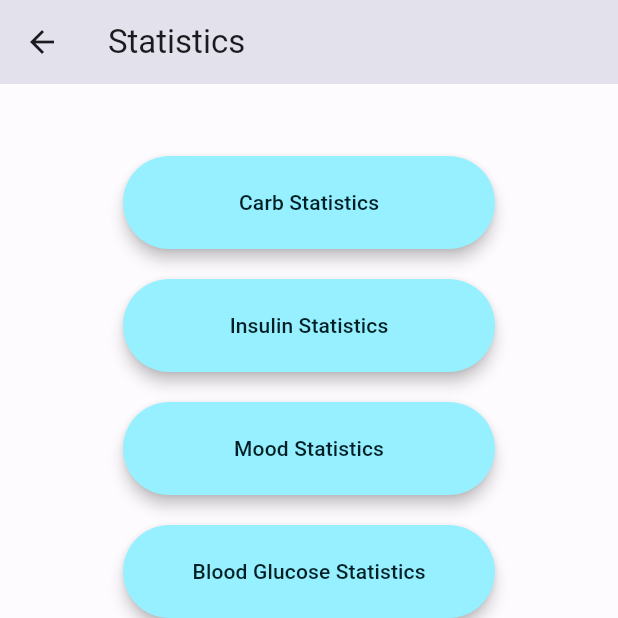
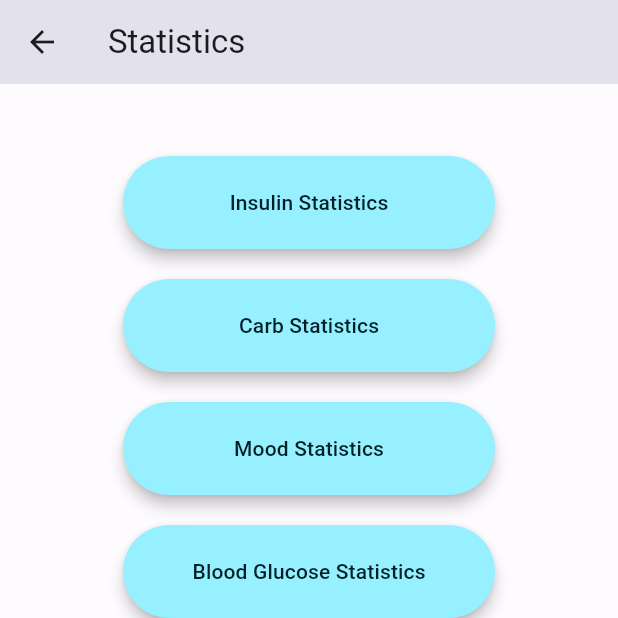
Before and after one commit to clutchkingasiimov/T1App, a Flutter app: the Statistics screen opened directly, on a phone screen of 412 x 824 dp, the top half of it. Run offline on Flutter 3.47's test engine with Material 2 defaults, Android fonts, the phone set to English and light mode, and no system bars; drawn by our look-alikes of dynamic_color.

Commit message:
No changes

```diff
--- a/audacia/lib/screens/statistics.dart
+++ b/audacia/lib/screens/statistics.dart
@@ -27,9 +27,9 @@ class Statistics extends StatelessWidget {
         child: Column(children: <Widget>[
           // Sets the height of the first button to be 48 pixels below
           SizedBox(height: 48.0),
+          PageButtons('Insulin Statistics'),
+          SizedBox(height: 20.0),
           PageButtons('Carb Statistics'),
-          SizedBox(height: 20.0),
-          PageButtons('Insulin Statistics'),
           SizedBox(height: 20.0),
           PageButtons('Mood Statistics'),
           SizedBox(height: 20.0),
@@ -43,7 +43,7 @@ class Statistics extends StatelessWidget {
 class PageButtons extends StatelessWidget{
   final String buttonName;
 
-  const PageButtons(this.buttonName);
+  const PageButtons(this.buttonName, {super.key});
 
   @override
   Widget build(BuildContext context){
```
